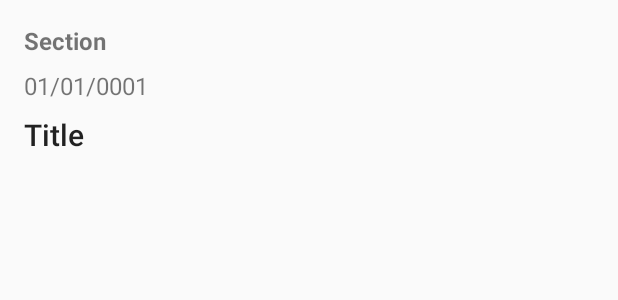
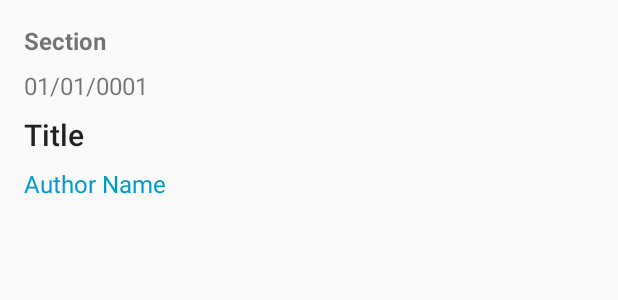
Before and after one commit to vaishnavi-janardhan/News4U, an Android app: the layout list_item.xml on its own in the app's theme, with its tools: preview values and no code run, on a phone screen of 412 x 824 dp. Shown: the top 300 px of the screen. Run offline under Robolectric (Android 15) with nearby library versions, the phone set to English and light mode, and no system bars.

Commit message:
Display author name

```diff
--- a/app/src/main/java/com/vaishjanardhan/news4u/MainActivity.java
+++ b/app/src/main/java/com/vaishjanardhan/news4u/MainActivity.java
@@ -7,8 +7,8 @@ import android.content.Loader;
 import android.net.ConnectivityManager;
 import android.net.NetworkInfo;
 import android.net.Uri;
+import android.os.Bundle;
 import android.support.v7.app.AppCompatActivity;
-import android.os.Bundle;
 import android.view.View;
 import android.widget.AdapterView;
 import android.widget.ListView;
@@ -24,8 +24,7 @@ public class MainActivity extends AppCompatActivity
     public static final String LOG_TAG = MainActivity.class.getName();
 
     private static final String GUARDIAN_REQUEST_URL = "https://content.guardianapis.com/" +
-            "search?order-by=newest&use-date=published&show-references=author&page-size=20&" +
-            "api-key=7c9ff97e-bafe-4a5a-a702-85e92de79564";
+            "search?&show-tags=contributor&api-key=7c9ff97e-bafe-4a5a-a702-85e92de79564";
     /**
      * Constant value for the news loader ID. We can choose any integer.
      * This really only comes into play if you're using multiple loaders.
--- a/app/src/main/res/layout/list_item.xml
+++ b/app/src/main/res/layout/list_item.xml
@@ -29,4 +29,13 @@
         style="@style/Base.TextAppearance.AppCompat.Title"
         tools:text="Title" />
 
+    <TextView
+        android:id="@+id/author_text_view"
+        android:layout_width="wrap_content"
+        android:layout_height="wrap_content"
+        android:layout_marginTop="@dimen/dimen_8"
+        android:textColor="@android:color/holo_blue_dark"
+        android:textSize="@dimen/text_16"
+        tools:text="Author Name" />
+
 </LinearLayout>
```
Also changed, not shown: app/src/main/java/com/vaishjanardhan/news4u/News.java (+8 -1 lines), app/src/main/java/com/vaishjanardhan/news4u/NewsAdapter.java (+10 -1 lines), app/src/main/java/com/vaishjanardhan/news4u/QueryUtils.java (+9 -1 lines).
